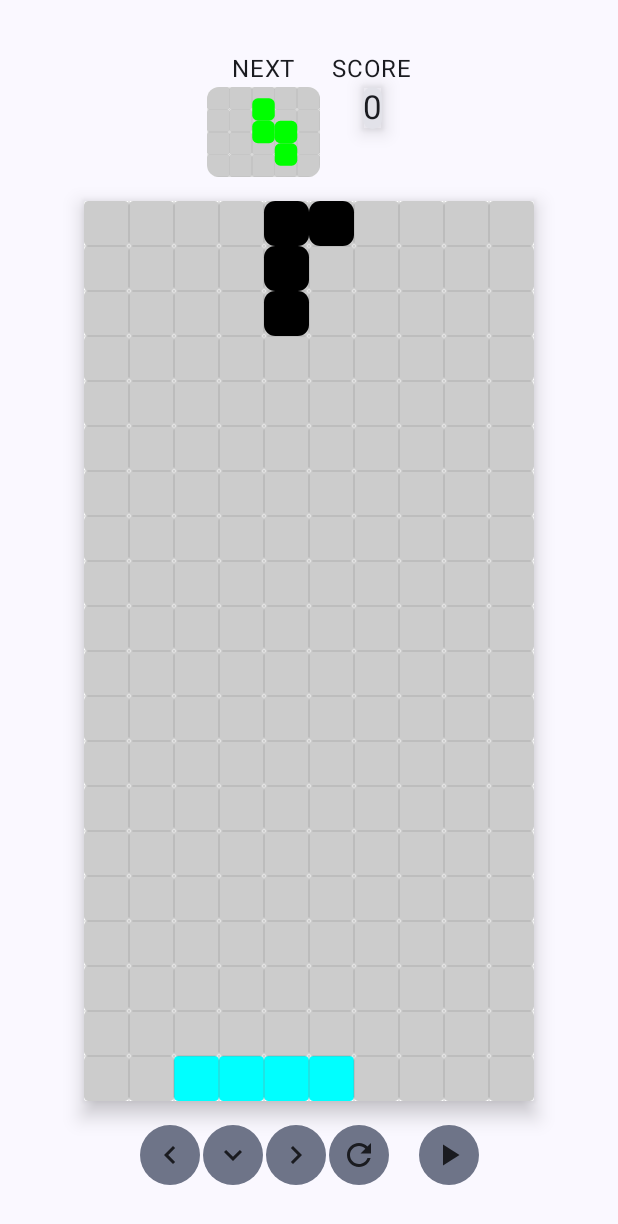
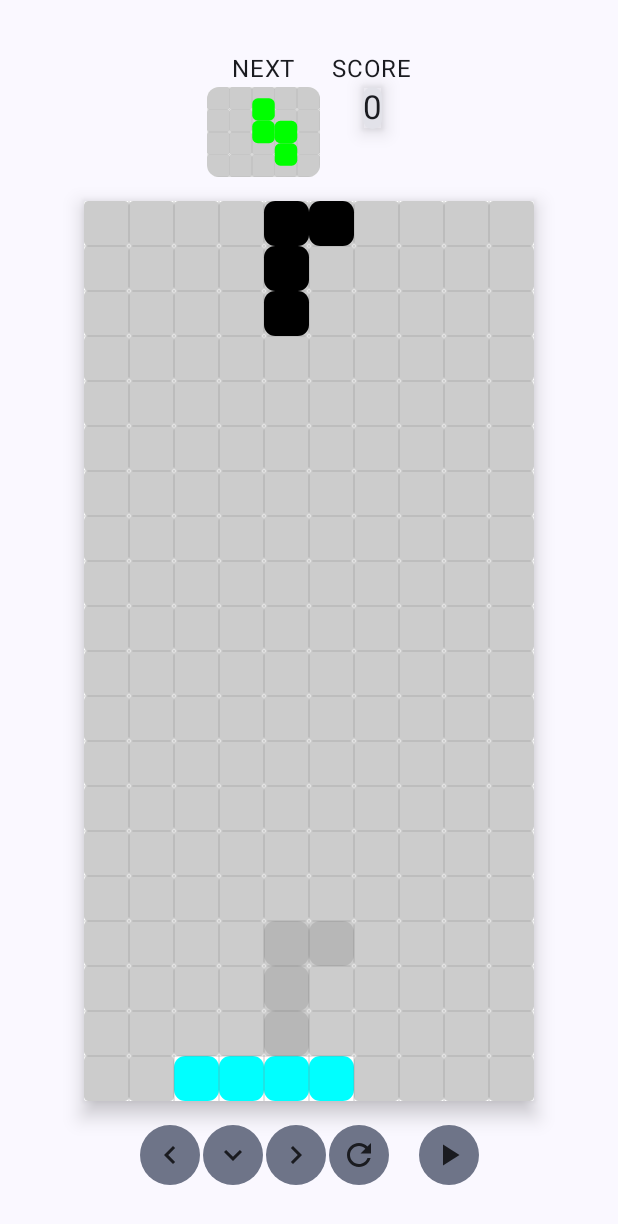
Before and after one commit to Kmykhail/AndroidStudioProjects, an Android app built with Jetpack Compose: the screen it shows after launch (MainActivity), after a tap on "Left arrow", on a phone screen of 412 x 824 dp. Shown: the top 1224 px of the screen. Run offline under Robolectric (Android 15) with nearby library versions, the phone set to English and light mode, and no system bars.

Commit message:
adds shadow tetromino at the end

```diff
--- a/Tetris/app/src/main/java/com/example/tetris/model/Tetromino.kt
+++ b/Tetris/app/src/main/java/com/example/tetris/model/Tetromino.kt
@@ -30,10 +30,18 @@ fun Tetromino.tryMove(gameBoard: GameBoard): Boolean {
     return true
 }
 
-fun Tetromino.printTetromino(){
-    Log.d("GameTetris" ,"printTetromino:\n${shape.joinToString(separator = "\n"){row ->
+fun Tetromino.deepCopy(): Tetromino {
+    val newShape = shape.map { it.clone() }.toTypedArray()
+    return Tetromino(newShape, color, xPos, yPos)
+}
+
+fun Tetromino.printTetromino(info: String){
+    Log.d("GameTetris" ,"${info} printTetromino:\n${shape.joinToString(separator = "\n"){row ->
         row.joinToString(separator = ""){ cell -> cell.toString() }
     }}")
+}
+fun Tetromino.getWidthHeight() : Pair<Int, Int> {
+    return Pair(shape[0].size, shape.size)
 }
 
 private val matrixShapes = mapOf(
--- a/Tetris/app/src/main/java/com/example/tetris/ui/GameBoardComposable.kt
+++ b/Tetris/app/src/main/java/com/example/tetris/ui/GameBoardComposable.kt
@@ -9,6 +9,8 @@ import androidx.compose.ui.geometry.CornerRadius
 import androidx.compose.ui.geometry.Offset
 import androidx.compose.ui.geometry.Size
 import androidx.compose.ui.graphics.Color
+import androidx.compose.ui.graphics.drawscope.DrawScope
+import androidx.compose.ui.platform.LocalDensity
 import androidx.compose.ui.unit.Dp
 import androidx.compose.ui.unit.dp
 import com.example.tetris.model.GameBoard
@@ -17,28 +19,45 @@ import com.example.tetris.model.Tetromino
 @Composable
 fun GameBoardComposable(
     gameBoard: GameBoard,
-    tetromino: Tetromino,
+    currentTetromino: Tetromino,
+    shadowTetromino: Tetromino,
     cellSize: Dp = CELL_SIZE_DP,
     padding: Dp = 4.dp
 ) {
+
+    val cellSizePx = with(LocalDensity.current) { cellSize.toPx() }
+    val gridLineColor = Color.Gray.copy(alpha = 0.3f)
+    val cornerRadius = cellSizePx / 4
+
     // Draw the game board
     Canvas(modifier = Modifier
         .size(cellSize * gameBoard.width, cellSize * gameBoard.height)
         .background(Color.White)
     ) {
-        val cornerRadius = cellSize.toPx() / 4
-        val gridLineColor = Color.Gray.copy(alpha = 0.3f)
+        drawGameBoard(gameBoard, cellSizePx, gridLineColor, cornerRadius)
 
+        drawTetromino(currentTetromino, cellSizePx, cornerRadius)
+        drawTetromino(shadowTetromino, cellSizePx, cornerRadius, true)
+    }
+}
+
+fun DrawScope.drawGameBoard(
+    gameBoard: GameBoard,
+    cellSizePx: Float,
+    gridLineColor: Color,
+    cornerRadius: Float
+) {
+    // Draw board
     gameBoard.cells.forEachIndexed { rowIndex, rows ->
         rows.forEachIndexed { columnIndex, cell ->
             drawRoundRect(
                 color = cell ?: Color.LightGray,
                 topLeft = Offset(
-                        x = columnIndex * cellSize.toPx() ,
-                        y = rowIndex * cellSize.toPx()
+                    x = columnIndex * cellSizePx ,
+                    y = rowIndex * cellSizePx
                 ),
-                    size = Size(cellSize.toPx(), cellSize.toPx()),
-                    cornerRadius = CornerRadius(cellSize.toPx() / 10, cellSize.toPx() / 10)
+                size = Size(cellSizePx, cellSizePx),
+                cornerRadius = if (cell != null) CornerRadius(cornerRadius, cornerRadius) else CornerRadius(cellSizePx / 10, cellSizePx / 10)
             )
         }
     }
@@ -47,34 +66,42 @@ fun GameBoardComposable(
     for (i in 1 until gameBoard.width) {
         drawLine(
             color = gridLineColor,
-                start = Offset(x = i * cellSize.toPx(), y = 0f),
-                end = Offset(x = i * cellSize.toPx(), y = size.height),
+            start = Offset(x = i * cellSizePx, y = 0f),
+            end = Offset(x = i * cellSizePx, y = size.height),
             strokeWidth = 1.dp.toPx()
         )
     }
     for (i in 1 until gameBoard.height) {
         drawLine(
             color = gridLineColor,
-                start = Offset(x = 0f, y = i * cellSize.toPx()),
-                end = Offset(x = size.width, y = i * cellSize.toPx()),
+            start = Offset(x = 0f, y = i * cellSizePx),
+            end = Offset(x = size.width, y = i * cellSizePx),
             strokeWidth = 1.dp.toPx()
         )
     }
+}
 
+fun DrawScope.drawTetromino(
+    tetromino: Tetromino,
+    cellSizePx: Float,
+    cornerRadius: Float,
+    isShadow: Boolean = false
+) {
+    val color = if (isShadow) Color.Black.copy(alpha = 0.1f) else tetromino.color
     tetromino.shape.forEachIndexed { rowIndex, rows ->
         rows.forEachIndexed { columnIndex, cell ->
             if (cell == 1) {
                 drawRoundRect(
-                        color = tetromino.color,
+                    color = color,
                     topLeft = Offset(
-                            x = (tetromino.xPos + columnIndex) * cellSize.toPx(),
-                            y = (tetromino.yPos + rowIndex) * cellSize.toPx()
+                        x = (tetromino.xPos + columnIndex) * cellSizePx,
+                        y = (tetromino.yPos + rowIndex) * cellSizePx
                     ),
-                        size = Size(cellSize.toPx(), cellSize.toPx()),
+                    size = Size(cellSizePx, cellSizePx),
                     cornerRadius = CornerRadius(cornerRadius, cornerRadius)
                 )
             }
         }
     }
+
 }
-}
--- a/Tetris/app/src/main/java/com/example/tetris/ui/TetrisGameScreen.kt
+++ b/Tetris/app/src/main/java/com/example/tetris/ui/TetrisGameScreen.kt
@@ -98,7 +98,8 @@ fun TetrisGameScreen(
         ) {
             GameBoardComposable(
                 gameBoard = uiState.gameBoard,
-                tetromino = uiState.currentTetromino
+                currentTetromino = uiState.currentTetromino,
+                shadowTetromino = uiState.shadowTetromino
             )
         }
         Spacer(modifier = Modifier.height(16.dp))
--- a/Tetris/app/src/main/java/com/example/tetris/ui/TetrisViewModel.kt
+++ b/Tetris/app/src/main/java/com/example/tetris/ui/TetrisViewModel.kt
@@ -12,6 +12,8 @@ import kotlinx.coroutines.flow.StateFlow
 import kotlinx.coroutines.flow.update
 import kotlinx.coroutines.launch
 import androidx.compose.ui.unit.dp
+import com.example.tetris.model.deepCopy
+import com.example.tetris.model.getWidthHeight
 import com.example.tetris.model.tryMove
 import com.example.tetris.model.printBoard
 import com.example.tetris.model.printTetromino
@@ -21,7 +23,8 @@ const val BOARD_HEIGHT = 20
 val CELL_SIZE_DP = 30.dp
 class TetrisViewModel: ViewModel() {
     private val _uiState = MutableStateFlow(
-        TetrisUiState()
+        TetrisUiState(
+        )
     )
     private val _isGameOver = MutableStateFlow(false)
     val isGameOver: StateFlow<Boolean> = _isGameOver
@@ -112,16 +115,37 @@ class TetrisViewModel: ViewModel() {
 
     private fun updateTetromino(newTetromino: Tetromino) {
         _uiState.update { it.copy(currentTetromino = newTetromino) }
+        updateShadowTetromino()
     }
+    private fun updateShadowTetromino() {
+        _uiState.value.run {
+            val newShadowTetromino = currentTetromino.deepCopy()
+            while (newShadowTetromino.tryMove(gameBoard)) {
+                newShadowTetromino.yPos += 1
+            }
+            newShadowTetromino.yPos -= 1
 
+            var intersectionYPos = currentTetromino.yPos + newShadowTetromino.getWidthHeight().second
+            var cnt = 0
+            while (intersectionYPos > newShadowTetromino.yPos) {
+                newShadowTetromino.shape[cnt++].fill(0)
+                intersectionYPos--
+            }
+
+            newShadowTetromino.printTetromino("newShadowTetromino")
+            _uiState.update { it.copy(shadowTetromino = newShadowTetromino) }
+            currentTetromino.printTetromino("currentTetromino")
+        }
+    }
     private fun initNewTetromino() {
         _uiState.update {
             it.copy(
                 currentTetromino = _uiState.value.nextTetromino,
+                shadowTetromino = _uiState.value.nextTetromino,
                 nextTetromino = tetrominoShapes.random()
             )
         }
-        _uiState.value.nextTetromino.printTetromino()
+//        _uiState.value.nextTetromino.printTetromino()
     }
 }
 
```
Lines whose indentation alone changed are shown as unchanged.
